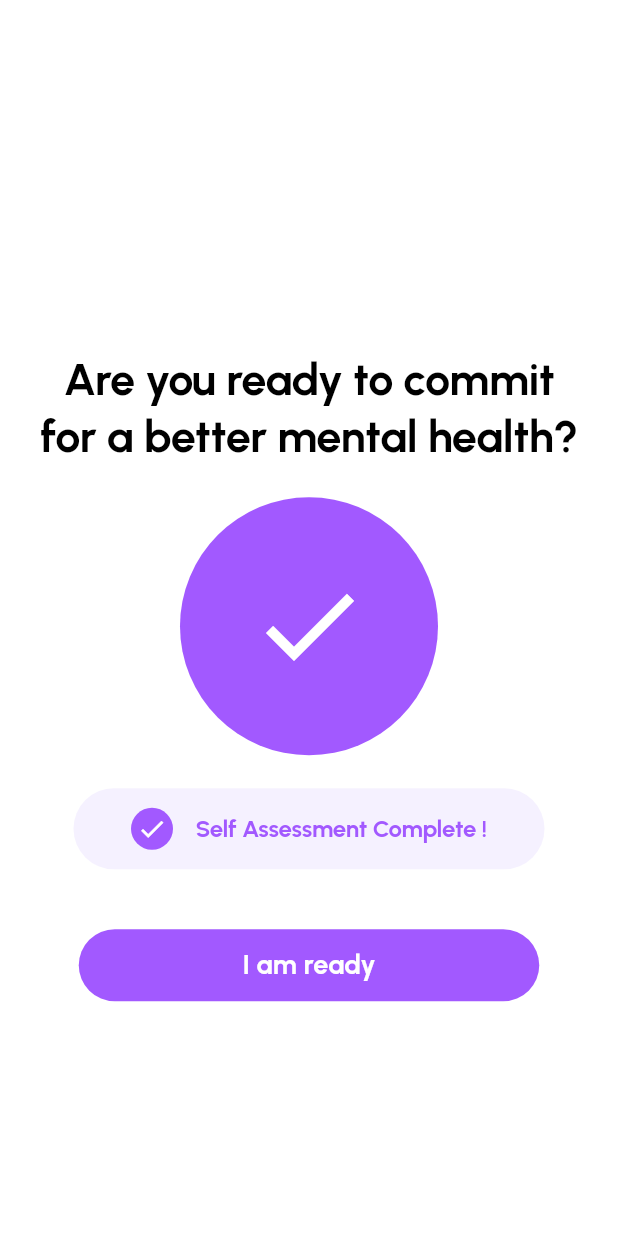
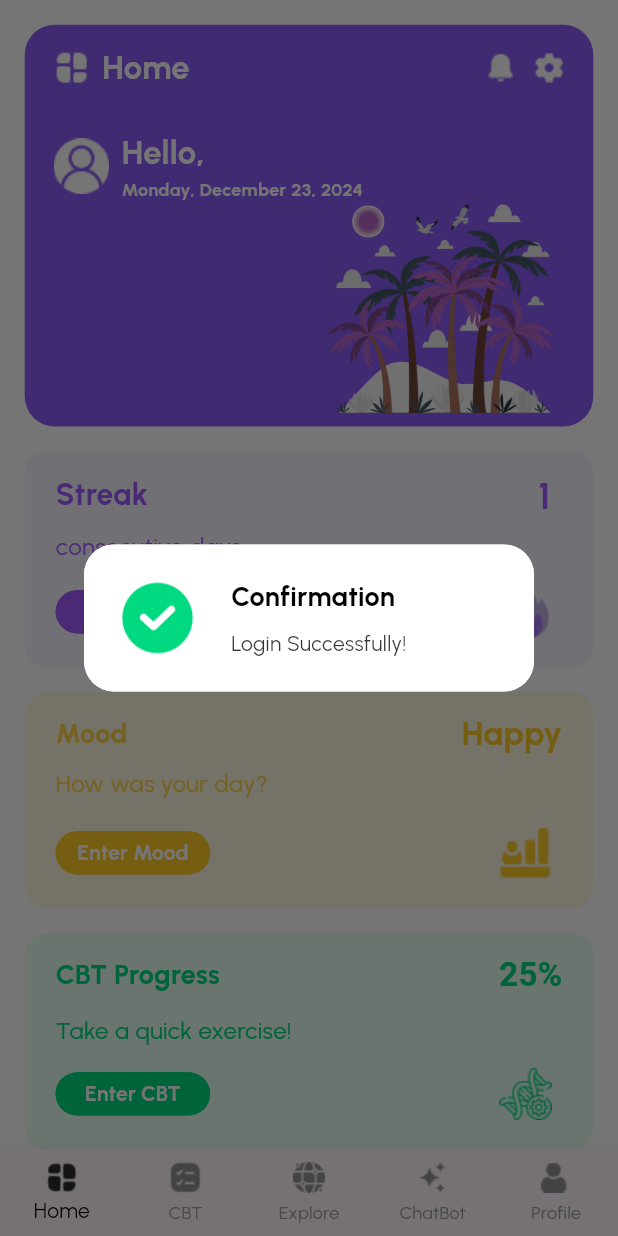
Before and after one commit to eslamnaaser454/TruYou, a Flutter app: the ReadyToCommitScreen screen opened directly, after a tap on "I am ready", on a phone screen of 412 x 824 dp. Run offline on Flutter 3.47's test engine with Material 3 defaults, Android fonts, the phone set to English and light mode, and no system bars; our stand-ins replace cloud_firestore, firebase_auth, firebase_core, google_generative_ai, shared_preferences; accounts and stored records are empty; Roboto replaces fonts that are missing (Poppins).

Commit message:
many changes in whole pages

```diff
--- /dev/null
+++ b/truyou/lib/Login-Sginup/Confirmpopup.dart
@@ -0,0 +1,70 @@
+import 'package:flutter/material.dart';
+import 'dart:async';
+class Confirmpopup extends StatelessWidget {
+  final String title;
+  final String description;
+
+  const Confirmpopup({
+    Key? key,
+    this.title = 'Confirmation Message',
+    this.description = 'Description of the message...',
+  }) : super(key: key);
+
+  @override
+  Widget build(BuildContext context) {
+    return Dialog(
+      shape: RoundedRectangleBorder(
+        borderRadius: BorderRadius.circular(20),
+      ),
+      child: Container(
+        width: 300, // Adjust popup width
+        padding: const EdgeInsets.all(16.0),
+        decoration: BoxDecoration(
+          color: Colors.white,
+          borderRadius: BorderRadius.circular(20),
+        ),
+        child: Row(
+          crossAxisAlignment: CrossAxisAlignment.center,
+          children: [
+            Padding(
+              padding: const EdgeInsets.all(8.0),
+              child: Image.asset(
+                'images/check.png',
+                width: 50,
+                height: 50,
+              ),
+            ),
+            const SizedBox(width: 16),
+            Expanded(
+              child: Column(
+                crossAxisAlignment: CrossAxisAlignment.start,
+                mainAxisSize: MainAxisSize.min,
+                children: [
+                  Text(
+                    title,
+                    style: const TextStyle(
+                      fontFamily: 'Urbanist',
+                      fontSize: 18,
+                      fontWeight: FontWeight.bold,
+                      color: Colors.black,
+                    ),
+                  ),
+                  const SizedBox(height: 8),
+                  Text(
+                    description,
+                    style: TextStyle(
+                      fontFamily: 'Urbanist',
+                      fontSize: 14,
+                      fontWeight: FontWeight.normal,
+                      color: Colors.black.withOpacity(0.8),
+                    ),
+                  ),
+                ],
+              ),
+            ),
+          ],
+        ),
+      ),
+    );
+  }
+}
--- a/truyou/lib/dashboard/dashboardPage.dart
+++ b/truyou/lib/dashboard/dashboardPage.dart
@@ -2,6 +2,7 @@ import 'package:cloud_firestore/cloud_firestore.dart';
 import 'package:firebase_auth/firebase_auth.dart';
 import 'package:flutter/material.dart';
 import 'package:intl/intl.dart';
+import 'package:truyou/Login-Sginup/Confirmpopup.dart';
 import 'package:truyou/cbt/CBT_programs.dart';
 import 'package:truyou/chatboot/chatstart.dart';
 import 'package:truyou/explore/explore.dart';
@@ -18,7 +19,36 @@ class DashboardPage extends StatefulWidget {
 class _DashboardPageState extends State<DashboardPage> {
   int currentPageIndex = 0;
   int currentDialogIndex = 0;
+  @override
+  void initState() {
+    super.initState();
+    // Call _showDoneDialog when the page starts
+    WidgetsBinding.instance.addPostFrameCallback((_) {
+      _showDoneDialog(context, "Confirmation", "Login Successfully!");
+    });
+  }
+     void _showDoneDialog(BuildContext context,String Ti, String message) {
+   bool dialogOpen = true;
 
+    // Show the dialog
+    showDialog(
+      context: context,
+      builder: (context) => Confirmpopup(
+        title: Ti,
+        description: message,
+      ),
+    ).then((_) {
+      // When the dialog is dismissed manually, set dialogOpen to false
+      dialogOpen = false;
+    });
+
+    // Dismiss the dialog automatically after 2.5 seconds
+    Future.delayed(const Duration(seconds: 2, milliseconds: 500), () {
+      if (dialogOpen) {
+        Navigator.of(context).pop(); // Dismiss the dialog only if still open
+      }
+    });
+}
   void showDialogSequence(BuildContext context) {
     List<String> dialogQuestions = [
       "How well did you sleep?",
@@ -252,6 +282,7 @@ class _DashboardPageState extends State<DashboardPage> {
 class UserScreen extends StatefulWidget {
 
    final VoidCallback onBackPressed;
+
  final double maxWidth;
  UserScreen({required this.onBackPressed, required this.maxWidth});
 
@@ -266,11 +297,14 @@ late double maxWidth;
   @override
   void initState() {
     super.initState();
+
     fetchUserName();
+
     onBackPressed = widget.onBackPressed;
     maxWidth = widget.maxWidth;
 
   }
+
   final String date;
 
   Header() : date = DateFormat('EEEE, MMMM d, yyyy').format(DateTime.now());
@@ -281,6 +315,7 @@ String userName='';
 
  Future<void> fetchUserName() async {
     try {
+
       // Get the current user
       final User? user = FirebaseAuth.instance.currentUser;
 
@@ -313,6 +348,7 @@ String userName='';
       print('Error fetching user name: $e');
     }
   }
+
 
   @override
   Widget build(BuildContext context) {
--- a/truyou/lib/selfAssessmentPages/selfAssessmentDone.dart
+++ b/truyou/lib/selfAssessmentPages/selfAssessmentDone.dart
@@ -1,4 +1,5 @@
 import 'package:flutter/material.dart';
+import 'package:truyou/dashboard/dashboardPage.dart';
 
 class ReadyToCommitScreen extends StatelessWidget {
   const ReadyToCommitScreen({
@@ -99,7 +100,16 @@ class ReadyToCommitScreen extends StatelessWidget {
                     width: 307,
                     height: 48,
                     child: ElevatedButton(
-                      onPressed: onReadyPressed,
+                      onPressed: () {
+    // Perform any additional actions here (if needed)
+    onReadyPressed();
+
+    // Navigate to the home page
+    Navigator.pushReplacement(
+      context,
+      MaterialPageRoute(builder: (context) => DashboardPage()), // Replace HomePage with your actual home page widget
+    );
+  },
                       style: ElevatedButton.styleFrom(
                         backgroundColor: const Color(0xFFA259FF),
                         shape: RoundedRectangleBorder(
@@ -109,6 +119,7 @@ class ReadyToCommitScreen extends StatelessWidget {
                       ),
                       child: Text(
                         buttonText,
+
                         style: const TextStyle(
                           fontFamily: 'Urbanist',
                           fontSize: 18,
```
Also changed, not shown: truyou/lib/Login-Sginup/Sign_Up.dart (+36 -4 lines), truyou/lib/Login-Sginup/Sign_in.dart (+54 -48 lines), truyou/lib/Login-Sginup/VerificationScreen.dart (+58 -18 lines), truyou/lib/TESTERRORpage.dart (+60 -36 lines), truyou/lib/dashboard/welcome_screen.dart (+6 -3 lines), truyou/images/check.png (added).
